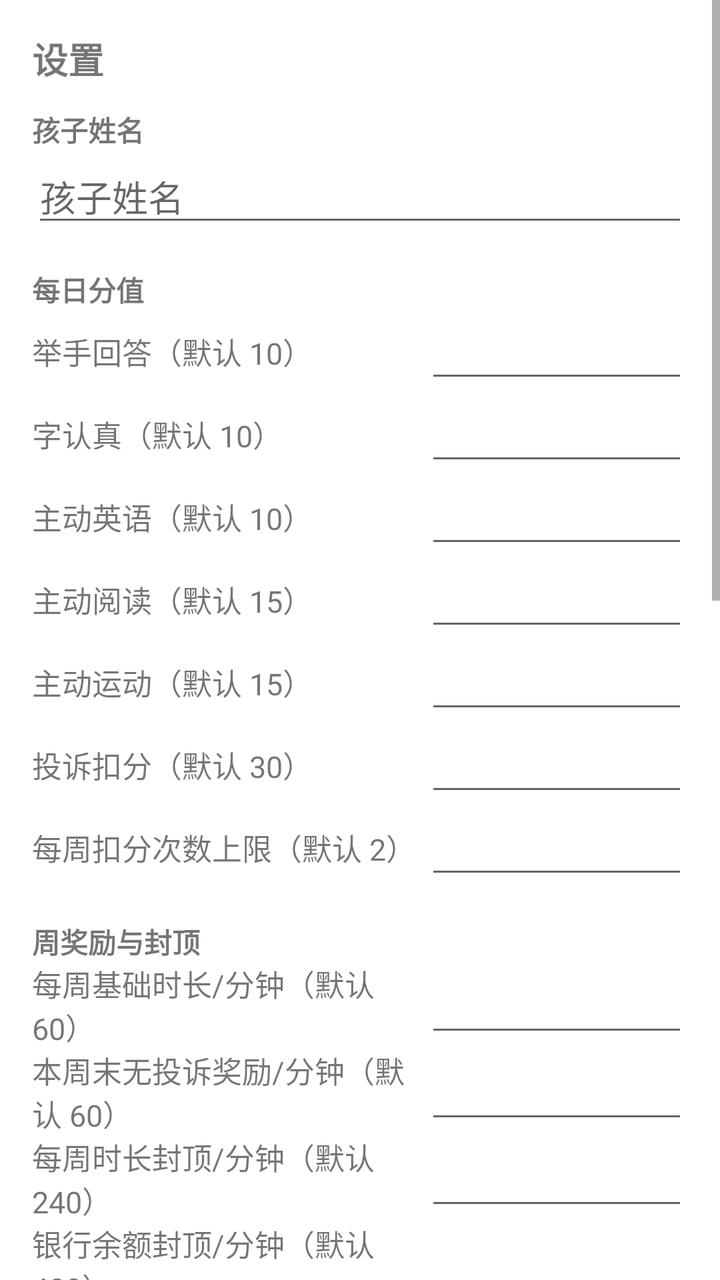
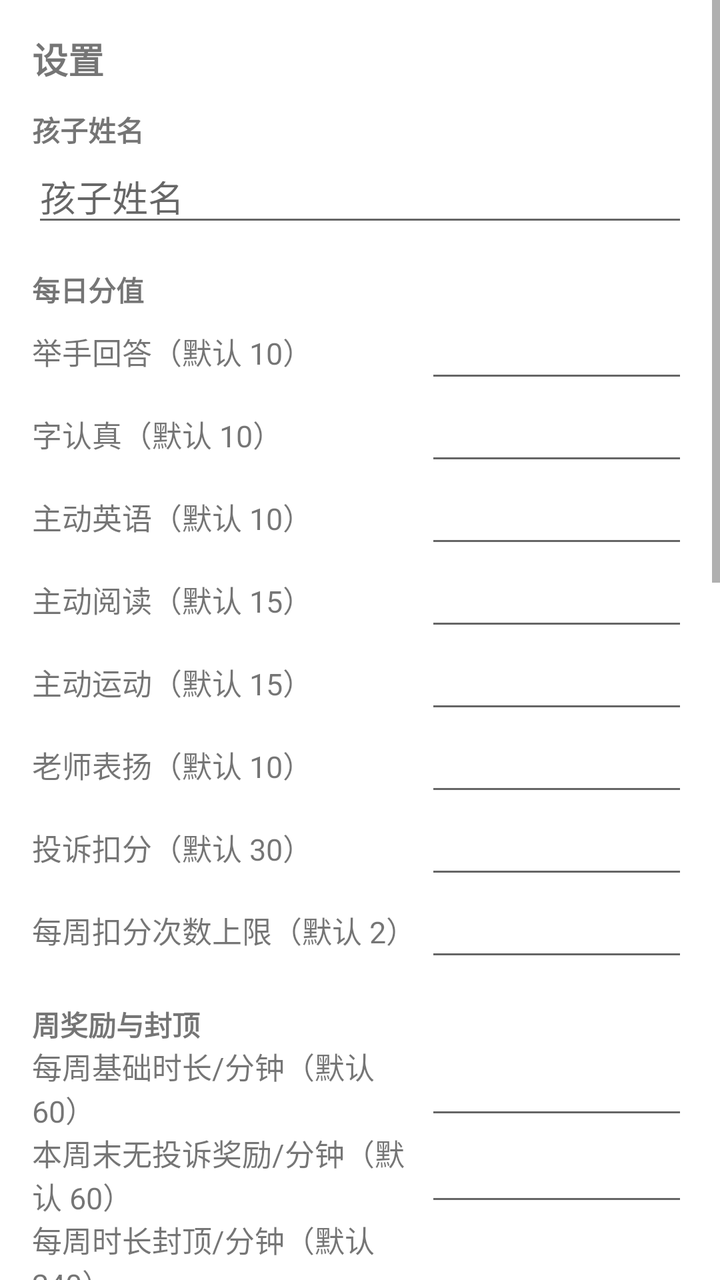

Two renders of the same Android screen: before a commit and after it. Below are the layout's source before the change and the commit's diff.
<!-- AndroidManifest.xml: application theme Theme.ScreenTime -->
<!-- res/layout/fragment_settings.xml -->
<?xml version="1.0" encoding="utf-8"?>
<ScrollView xmlns:android="http://schemas.android.com/apk/res/android"
    android:layout_width="match_parent"
    android:layout_height="match_parent">

    <LinearLayout
        android:layout_width="match_parent"
        android:layout_height="wrap_content"
        android:orientation="vertical"
        android:padding="16dp">

        <TextView
            android:layout_width="match_parent"
            android:layout_height="wrap_content"
            android:text="设置"
            android:textSize="18sp"
            android:textStyle="bold" />

        <TextView
            android:layout_width="match_parent"
            android:layout_height="wrap_content"
            android:paddingTop="12dp"
            android:text="孩子姓名"
            android:textSize="14sp"
            android:textStyle="bold" />

        <EditText
            android:id="@+id/childNameInput"
            android:layout_width="match_parent"
            android:layout_height="wrap_content"
            android:hint="孩子姓名"
            android:inputType="textPersonName"
            android:maxLines="1" />

        

        <TextView
            android:layout_width="match_parent"
            android:layout_height="wrap_content"
            android:paddingTop="16dp"
            android:text="每日分值"
            android:textSize="14sp"
            android:textStyle="bold" />

        <LinearLayout
            android:layout_width="match_parent"
            android:layout_height="wrap_content"
            android:gravity="center_vertical"
            android:orientation="horizontal">

            <TextView
                android:layout_width="0dp"
                android:layout_height="wrap_content"
                android:layout_weight="3"
                android:text="举手回答（默认 10）"
                android:textSize="15sp" />

            <EditText
                android:id="@+id/cfgRaisePoints"
                android:layout_width="0dp"
                android:layout_height="wrap_content"
                android:layout_weight="2"
                android:gravity="end"
                android:inputType="number"
                android:maxLines="1" />
        </LinearLayout>

        <LinearLayout
            android:layout_width="match_parent"
            android:layout_height="wrap_content"
            android:gravity="center_vertical"
            android:orientation="horizontal">

            <TextView
                android:layout_width="0dp"
                android:layout_height="wrap_content"
                android:layout_weight="3"
                android:text="字认真（默认 10）"
                android:textSize="15sp" />

            <EditText
                android:id="@+id/cfgNeatWritingPoints"
                android:layout_width="0dp"
                android:layout_height="wrap_content"
                android:layout_weight="2"
                android:gravity="end"
                android:inputType="number"
                android:maxLines="1" />
        </LinearLayout>

        <LinearLayout
            android:layout_width="match_parent"
            android:layout_height="wrap_content"
            android:gravity="center_vertical"
            android:orientation="horizontal">

            <TextView
                android:layout_width="0dp"
                android:layout_height="wrap_content"
                android:layout_weight="3"
                android:text="主动英语（默认 10）"
                android:textSize="15sp" />

            <EditText
                android:id="@+id/cfgEnglishPoints"
                android:layout_width="0dp"
                android:layout_height="wrap_content"
                android:layout_weight="2"
                android:gravity="end"
                android:inputType="number"
                android:maxLines="1" />
        </LinearLayout>

        <LinearLayout
            android:layout_width="match_parent"
            android:layout_height="wrap_content"
            android:gravity="center_vertical"
            android:orientation="horizontal">

            <TextView
                android:layout_width="0dp"
                android:layout_height="wrap_content"
                android:layout_weight="3"
                android:text="主动阅读（默认 15）"
                android:textSize="15sp" />

            <EditText
                android:id="@+id/cfgReadingPoints"
                android:layout_width="0dp"
                android:layout_height="wrap_content"
                android:layout_weight="2"
                android:gravity="end"
                android:inputType="number"
                android:maxLines="1" />
        </LinearLayout>

        <LinearLayout
            android:layout_width="match_parent"
            android:layout_height="wrap_content"
            android:gravity="center_vertical"
            android:orientation="horizontal">

            <TextView
                android:layout_width="0dp"
                android:layout_height="wrap_content"
                android:layout_weight="3"
                android:text="主动运动（默认 15）"
                android:textSize="15sp" />

            <EditText
                android:id="@+id/cfgExercisePoints"
                android:layout_width="0dp"
                android:layout_height="wrap_content"
                android:layout_weight="2"
                android:gravity="end"
                android:inputType="number"
                android:maxLines="1" />
        </LinearLayout>

        <LinearLayout
            android:layout_width="match_parent"
            android:layout_height="wrap_content"
            android:gravity="center_vertical"
            android:orientation="horizontal">

            <TextView
                android:layout_width="0dp"
                android:layout_height="wrap_content"
                android:layout_weight="3"
                android:text="投诉扣分（默认 30）"
                android:textSize="15sp" />

            <EditText
                android:id="@+id/cfgComplaintPenalty"
                android:layout_width="0dp"
                android:layout_height="wrap_content"
                android:layout_weight="2"
                android:gravity="end"
                android:inputType="number"
                android:maxLines="1" />
        </LinearLayout>

        <LinearLayout
            android:layout_width="match_parent"
            android:layout_height="wrap_content"
            android:gravity="center_vertical"
            android:orientation="horizontal">

            <TextView
                android:layout_width="0dp"
                android:layout_height="wrap_content"
                android:layout_weight="3"
                android:text="每周扣分次数上限（默认 2）"
                android:textSize="15sp" />

            <EditText
                android:id="@+id/cfgComplaintMaxPerWeek"
                android:layout_width="0dp"
                android:layout_height="wrap_content"
                android:layout_weight="2"
                android:gravity="end"
                android:inputType="number"
                android:maxLines="1" />
        </LinearLayout>

        

        <TextView
            android:layout_width="match_parent"
            android:layout_height="wrap_content"
            android:paddingTop="16dp"
            android:text="周奖励与封顶"
            android:textSize="14sp"
            android:textStyle="bold" />

        <LinearLayout
            android:layout_width="match_parent"
            android:layout_height="wrap_content"
            android:gravity="center_vertical"
            android:orientation="horizontal">

            <TextView
                android:layout_width="0dp"
                android:layout_height="wrap_content"
                android:layout_weight="3"
                android:text="每周基础时长/分钟（默认 60）"
                android:textSize="15sp" />

            <EditText
                android:id="@+id/cfgBaseMinutes"
                android:layout_width="0dp"
                android:layout_height="wrap_content"
                android:layout_weight="2"
                android:gravity="end"
                android:inputType="number"
                android:maxLines="1" />
        </LinearLayout>

        <LinearLayout
            android:layout_width="match_parent"
            android:layout_height="wrap_content"
            android:gravity="center_vertical"
            android:orientation="horizontal">

            <TextView
                android:layout_width="0dp"
                android:layout_height="wrap_content"
                android:layout_weight="3"
                android:text="本周末无投诉奖励/分钟（默认 60）"
                android:textSize="15sp" />

            <EditText
                android:id="@+id/cfgNoComplaintBonusMinutes"
                android:layout_width="0dp"
                android:layout_height="wrap_content"
                android:layout_weight="2"
                android:gravity="end"
                android:inputType="number"
                android:maxLines="1" />
        </LinearLayout>

        <LinearLayout
            android:layout_width="match_parent"
            android:layout_height="wrap_content"
            android:gravity="center_vertical"
            android:orientation="horizontal">

            <TextView
                android:layout_width="0dp"
                android:layout_height="wrap_content"
                android:layout_weight="3"
                android:text="每周时长封顶/分钟（默认 240）"
                android:textSize="15sp" />

            <EditText
                android:id="@+id/cfgWeekCapMinutes"
                android:layout_width="0dp"
                android:layout_height="wrap_content"
                android:layout_weight="2"
                android:gravity="end"
                android:inputType="number"
                android:maxLines="1" />
        </LinearLayout>

        <LinearLayout
            android:layout_width="match_parent"
            android:layout_height="wrap_content"
            android:gravity="center_vertical"
            android:orientation="horizontal">

            <TextView
                android:layout_width="0dp"
                android:layout_height="wrap_content"
                android:layout_weight="3"
                android:text="银行余额封顶/分钟（默认 480）"
                android:textSize="15sp" />

            <EditText
                android:id="@+id/cfgBankCapMinutes"
                android:layout_width="0dp"
                android:layout_height="wrap_content"
                android:layout_weight="2"
                android:gravity="end"
                android:inputType="number"
                android:maxLines="1" />
        </LinearLayout>

        

        <TextView
            android:layout_width="match_parent"
            android:layout_height="wrap_content"
            android:paddingTop="16dp"
            android:text="银行与兑换"
            android:textSize="14sp"
            android:textStyle="bold" />

        <LinearLayout
            android:layout_width="match_parent"
            android:layout_height="wrap_content"
            android:gravity="center_vertical"
            android:orientation="horizontal">

            <TextView
                android:layout_width="0dp"
                android:layout_height="wrap_content"
                android:layout_weight="3"
                android:text="一个兑换单位的分钟数（默认 30）"
                android:textSize="15sp" />

            <EditText
                android:id="@+id/cfgRedeemUnitMinutes"
                android:layout_width="0dp"
                android:layout_height="wrap_content"
                android:layout_weight="2"
                android:gravity="end"
                android:inputType="number"
                android:maxLines="1" />
        </LinearLayout>

        <LinearLayout
            android:layout_width="match_parent"
            android:layout_height="wrap_content"
            android:gravity="center_vertical"
            android:orientation="horizontal">

            <TextView
                android:layout_width="0dp"
                android:layout_height="wrap_content"
                android:layout_weight="3"
                android:text="一个兑换单位折合的分（默认 200）"
                android:textSize="15sp" />

            <EditText
                android:id="@+id/cfgRedeemUnitCents"
                android:layout_width="0dp"
                android:layout_height="wrap_content"
                android:layout_weight="2"
                android:gravity="end"
                android:inputType="number"
                android:maxLines="1" />
        </LinearLayout>

        <LinearLayout
            android:layout_width="match_parent"
            android:layout_height="wrap_content"
            android:gravity="center_vertical"
            android:orientation="horizontal">

            <TextView
                android:layout_width="0dp"
                android:layout_height="wrap_content"
                android:layout_weight="3"
                android:text="每周兑钱上限/分（默认 1000）"
                android:textSize="15sp" />

            <EditText
                android:id="@+id/cfgWeeklyRedeemCapCents"
                android:layout_width="0dp"
                android:layout_height="wrap_content"
                android:layout_weight="2"
                android:gravity="end"
                android:inputType="number"
                android:maxLines="1" />
        </LinearLayout>

        <LinearLayout
            android:layout_width="match_parent"
            android:layout_height="wrap_content"
            android:gravity="center_vertical"
            android:orientation="horizontal">

            <TextView
                android:layout_width="0dp"
                android:layout_height="wrap_content"
                android:layout_weight="3"
                android:text="存钱累计上限/分（默认 5000）"
                android:textSize="15sp" />

            <EditText
                android:id="@+id/cfgSavingCapCents"
                android:layout_width="0dp"
                android:layout_height="wrap_content"
                android:layout_weight="2"
                android:gravity="end"
                android:inputType="number"
                android:maxLines="1" />
        </LinearLayout>

        

        <TextView
            android:layout_width="match_parent"
            android:layout_height="wrap_content"
            android:paddingTop="16dp"
            android:text="考试奖励"
            android:textSize="14sp"
            android:textStyle="bold" />

        <LinearLayout
            android:layout_width="match_parent"
            android:layout_height="wrap_content"
            android:gravity="center_vertical"
            android:orientation="horizontal">

            <TextView
                android:layout_width="0dp"
                android:layout_height="wrap_content"
                android:layout_weight="3"
                android:text="英语中档分数线（默认 85）"
                android:textSize="15sp" />

            <EditText
                android:id="@+id/cfgEnglishMidMin"
                android:layout_width="0dp"
                android:layout_height="wrap_content"
                android:layout_weight="2"
                android:gravity="end"
                android:inputType="number"
                android:maxLines="1" />
        </LinearLayout>

        <LinearLayout
            android:layout_width="match_parent"
            android:layout_height="wrap_content"
            android:gravity="center_vertical"
            android:orientation="horizontal">

            <TextView
                android:layout_width="0dp"
                android:layout_height="wrap_content"
                android:layout_weight="3"
                android:text="英语高档分数线（默认 90）"
                android:textSize="15sp" />

            <EditText
                android:id="@+id/cfgEnglishHighMin"
                android:layout_width="0dp"
                android:layout_height="wrap_content"
                android:layout_weight="2"
                android:gravity="end"
                android:inputType="number"
                android:maxLines="1" />
        </LinearLayout>

        <LinearLayout
            android:layout_width="match_parent"
            android:layout_height="wrap_content"
            android:gravity="center_vertical"
            android:orientation="horizontal">

            <TextView
                android:layout_width="0dp"
                android:layout_height="wrap_content"
                android:layout_weight="3"
                android:text="英语中档奖励/分钟（默认 15）"
                android:textSize="15sp" />

            <EditText
                android:id="@+id/cfgEnglishMidBonus"
                android:layout_width="0dp"
                android:layout_height="wrap_content"
                android:layout_weight="2"
                android:gravity="end"
                android:inputType="number"
                android:maxLines="1" />
        </LinearLayout>

        <LinearLayout
            android:layout_width="match_parent"
            android:layout_height="wrap_content"
            android:gravity="center_vertical"
            android:orientation="horizontal">

            <TextView
                android:layout_width="0dp"
                android:layout_height="wrap_content"
                android:layout_weight="3"
                android:text="英语高档奖励/分钟（默认 30）"
                android:textSize="15sp" />

            <EditText
                android:id="@+id/cfgEnglishHighBonus"
                android:layout_width="0dp"
                android:layout_height="wrap_content"
                android:layout_weight="2"
                android:gravity="end"
                android:inputType="number"
                android:maxLines="1" />
        </LinearLayout>

        <LinearLayout
            android:layout_width="match_parent"
            android:layout_height="wrap_content"
            android:gravity="center_vertical"
            android:orientation="horizontal">

            <TextView
                android:layout_width="0dp"
                android:layout_height="wrap_content"
                android:layout_weight="3"
                android:text="其他科目奖励分数线（默认 90）"
                android:textSize="15sp" />

            <EditText
                android:id="@+id/cfgOtherSubjectMin"
                android:layout_width="0dp"
                android:layout_height="wrap_content"
                android:layout_weight="2"
                android:gravity="end"
                android:inputType="number"
                android:maxLines="1" />
        </LinearLayout>

        <LinearLayout
            android:layout_width="match_parent"
            android:layout_height="wrap_content"
            android:gravity="center_vertical"
            android:orientation="horizontal">

            <TextView
                android:layout_width="0dp"
                android:layout_height="wrap_content"
                android:layout_weight="3"
                android:text="其他科目奖励/分钟（默认 30）"
                android:textSize="15sp" />

            <EditText
                android:id="@+id/cfgOtherSubjectBonus"
                android:layout_width="0dp"
                android:layout_height="wrap_content"
                android:layout_weight="2"
                android:gravity="end"
                android:inputType="number"
                android:maxLines="1" />
        </LinearLayout>

        

        <Button
            android:id="@+id/saveSettingsButton"
            android:layout_width="match_parent"
            android:layout_height="wrap_content"
            android:layout_marginTop="20dp"
            android:text="保存" />

        <Button
            android:id="@+id/exportButton"
            android:layout_width="match_parent"
            android:layout_height="wrap_content"
            android:text="导出数据" />

        <Button
            android:id="@+id/clearButton"
            android:layout_width="match_parent"
            android:layout_height="wrap_content"
            android:text="清空所有数据" />

        <TextView
            android:id="@+id/settingsMessage"
            android:layout_width="match_parent"
            android:layout_height="wrap_content"
            android:gravity="center"
            android:paddingTop="8dp"
            android:textSize="14sp" />

    </LinearLayout>
</ScrollView>
<!-- resources referenced by this layout -->
<resources>
  <style name="Theme.ScreenTime" parent="Theme.MaterialComponents.Light.NoActionBar">
          <item name="colorPrimary">#3F51B5</item>
          <item name="colorPrimaryDark">#303F9F</item>
          <item name="colorAccent">#FF4081</item>
      </style>
</resources>

<!-- the commit's change to res/layout/fragment_settings.xml (unified diff, before → after) -->
@@ -167,6 +167,29 @@
                 android:layout_width="0dp"
                 android:layout_height="wrap_content"
                 android:layout_weight="3"
+                android:text="老师表扬（默认 10）"
+                android:textSize="15sp" />
+
+            <EditText
+                android:id="@+id/cfgPraisePoints"
+                android:layout_width="0dp"
+                android:layout_height="wrap_content"
+                android:layout_weight="2"
+                android:gravity="end"
+                android:inputType="number"
+                android:maxLines="1" />
+        </LinearLayout>
+
+        <LinearLayout
+            android:layout_width="match_parent"
+            android:layout_height="wrap_content"
+            android:gravity="center_vertical"
+            android:orientation="horizontal">
+
+            <TextView
+                android:layout_width="0dp"
+                android:layout_height="wrap_content"
+                android:layout_weight="3"
                 android:text="投诉扣分（默认 30）"
                 android:textSize="15sp" />
 
